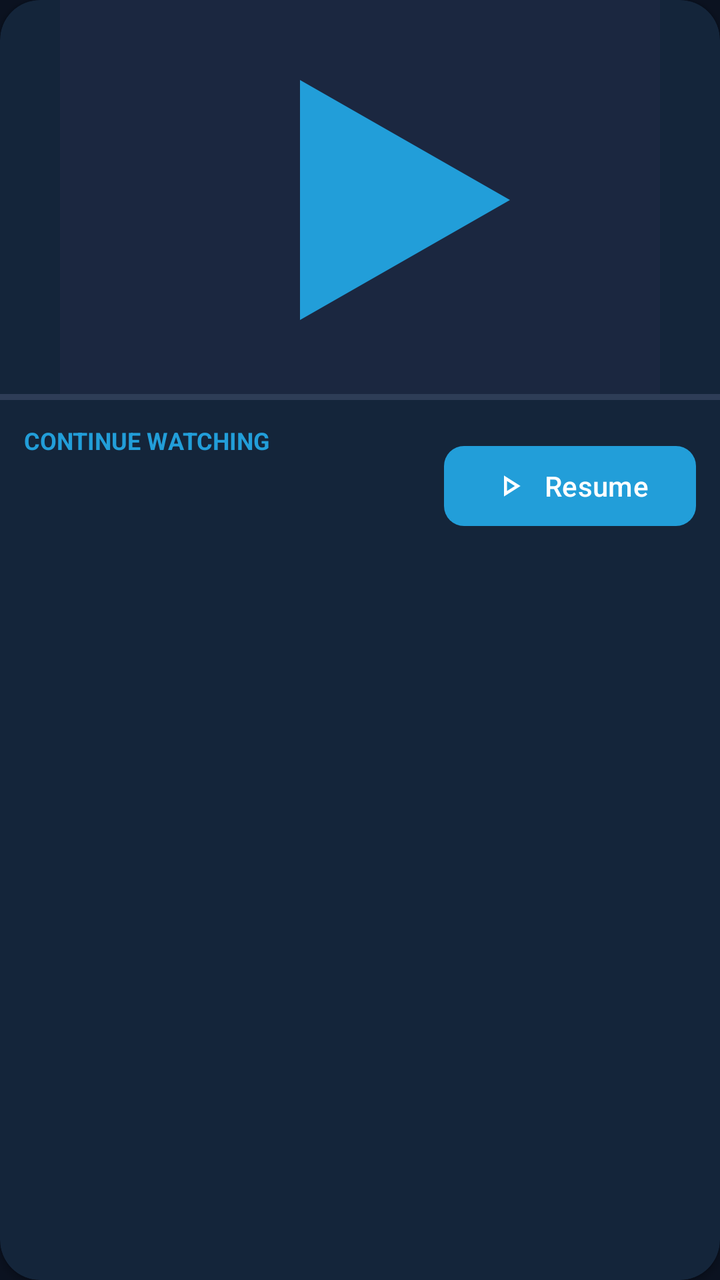
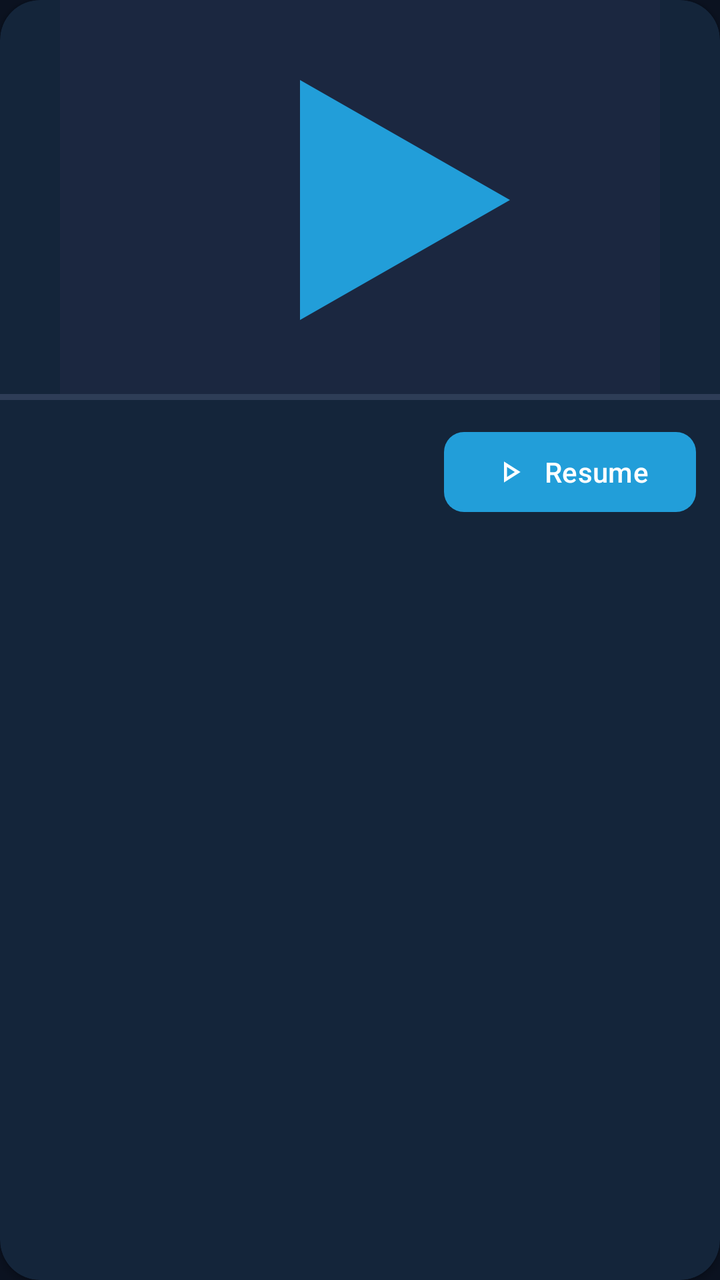

The first picture is an Android layout as it rendered before a commit; the second is the same layout after the commit. The layout source and the unified diff follow.
<!-- AndroidManifest.xml: application theme Theme.NobiStream -->
<!-- res/layout/item_featured_continue.xml -->
<?xml version="1.0" encoding="utf-8"?>
<com.google.android.material.card.MaterialCardView xmlns:android="http://schemas.android.com/apk/res/android"
    xmlns:app="http://schemas.android.com/apk/res-auto"
    style="@style/Widget.NobiStream.Card"
    android:layout_width="match_parent"
    android:layout_height="wrap_content"
    android:layout_marginStart="@dimen/spacing_16"
    android:layout_marginTop="@dimen/spacing_12"
    android:layout_marginEnd="@dimen/spacing_16"
    app:cardCornerRadius="@dimen/corner_featured">

    <LinearLayout
        android:layout_width="match_parent"
        android:layout_height="wrap_content"
        android:orientation="vertical">

        <FrameLayout
            android:layout_width="match_parent"
            android:layout_height="@dimen/featured_thumb_height">

            <ImageView
                android:id="@+id/featuredThumb"
                android:layout_width="match_parent"
                android:layout_height="match_parent"
                android:contentDescription="@string/home_continue_watching"
                android:scaleType="centerCrop"
                android:src="@drawable/ic_video_placeholder" />

            <ProgressBar
                android:id="@+id/featuredProgress"
                style="?android:attr/progressBarStyleHorizontal"
                android:layout_width="match_parent"
                android:layout_height="@dimen/progress_bar_height"
                android:layout_gravity="bottom"
                android:max="100"
                android:progress="0"
                android:progressDrawable="@drawable/progress_video" />
        </FrameLayout>

        <LinearLayout
            android:layout_width="match_parent"
            android:layout_height="wrap_content"
            android:gravity="center_vertical"
            android:orientation="horizontal"
            android:padding="@dimen/spacing_12">

            <LinearLayout
                android:layout_width="0dp"
                android:layout_height="wrap_content"
                android:layout_weight="1"
                android:orientation="vertical">

                <TextView
                    android:layout_width="wrap_content"
                    android:layout_height="wrap_content"
                    android:text="@string/home_continue_watching"
                    android:textAllCaps="true"
                    android:textColor="@color/primary"
                    android:textSize="@dimen/text_overline"
                    android:textStyle="bold" />

                <TextView
                    android:id="@+id/featuredTitle"
                    style="@style/Text.NobiStream.FeaturedTitle"
                    android:layout_width="match_parent"
                    android:layout_height="wrap_content"
                    android:layout_marginTop="@dimen/spacing_4"
                    android:maxLines="2" />

                <TextView
                    android:id="@+id/featuredMeta"
                    android:layout_width="match_parent"
                    android:layout_height="wrap_content"
                    android:layout_marginTop="@dimen/spacing_4"
                    android:textColor="@color/text_secondary"
                    android:textSize="@dimen/text_caption" />
            </LinearLayout>

            <com.google.android.material.button.MaterialButton
                android:id="@+id/featuredResumeButton"
                style="@style/Widget.NobiStream.Button.Primary.Small"
                android:layout_width="wrap_content"
                android:layout_height="wrap_content"
                android:layout_marginStart="@dimen/spacing_12"
                android:text="@string/home_resume"
                app:icon="@drawable/ic_play" />
        </LinearLayout>
    </LinearLayout>
</com.google.android.material.card.MaterialCardView>
<!-- resources referenced by this layout -->
<resources>
  <color name="primary">#229ED9</color>
  <color name="text_secondary">#9AA8BC</color>
  <dimen name="corner_featured">20dp</dimen>
  <dimen name="featured_thumb_height">200dp</dimen>
  <dimen name="progress_bar_height">3dp</dimen>
  <dimen name="spacing_12">12dp</dimen>
  <dimen name="spacing_16">16dp</dimen>
  <dimen name="spacing_4">4dp</dimen>
  <dimen name="text_caption">12sp</dimen>
  <dimen name="text_overline">12sp</dimen>
  <string name="home_continue_watching">Continue Watching</string>
  <string name="home_resume">Resume</string>
  <style name="Text.NobiStream.FeaturedTitle" parent="TextAppearance.Material3.TitleMedium">
          <item name="android:textSize">@dimen/text_featured_title</item>
          <item name="android:textColor">@color/text_primary</item>
          <item name="android:fontFamily">sans-serif-medium</item>
      </style>
  <style name="Widget.NobiStream.Button.Primary.Small" parent="Widget.NobiStream.Button.Primary">
          <item name="android:minHeight">@dimen/button_height_small</item>
          <item name="android:textSize">@dimen/text_body</item>
      </style>
  <style name="Widget.NobiStream.Card" parent="Widget.Material3.CardView.Elevated">
          <item name="cardCornerRadius">@dimen/corner_medium</item>
          <item name="cardBackgroundColor">@color/surface</item>
          <item name="cardElevation">@dimen/elevation_2</item>
      </style>
  <color name="progress_track">#2E3D57</color>
  <color name="progress_played">#229ED9</color>
  <dimen name="text_featured_title">16sp</dimen>
  <color name="text_primary">#FFFFFF</color>
  <style name="Widget.NobiStream.Button.Primary" parent="Widget.Material3.Button">
          <item name="android:minHeight">@dimen/button_height</item>
          <item name="cornerRadius">@dimen/corner_small</item>
      </style>
  <dimen name="button_height_small">48dp</dimen>
  <dimen name="text_body">14sp</dimen>
  <dimen name="corner_medium">16dp</dimen>
  <color name="surface">#131C2E</color>
  <dimen name="elevation_2">2dp</dimen>
  <color name="primary_dark">#1B7FB8</color>
  <color name="background">#0B1220</color>
  <color name="surface_variant">#1B2740</color>
  <color name="on_surface_variant">#C4D0E0</color>
  <color name="error">#E5484D</color>
  <color name="on_error">#FFFFFF</color>
  <style name="Theme.NobiStream.BottomSheetDialog" parent="ThemeOverlay.Material3.BottomSheetDialog">
          <item name="bottomSheetStyle">@style/Widget.NobiStream.BottomSheet</item>
      </style>
  <dimen name="button_height">52dp</dimen>
  <dimen name="corner_small">10dp</dimen>
  <style name="Shape.NobiStream.Dialog" parent="ShapeAppearance.Material3.MediumComponent">
          <item name="cornerFamily">rounded</item>
          <item name="cornerSize">@dimen/corner_dialog</item>
      </style>
  <style name="Widget.NobiStream.Button.Text" parent="Widget.Material3.Button.TextButton">
          <item name="android:minHeight">@dimen/button_height_small</item>
          <item name="android:textColor">@color/primary</item>
      </style>
  <style name="Widget.NobiStream.BottomSheet" parent="Widget.Material3.BottomSheet">
          <item name="backgroundTint">@color/surface</item>
          <item name="shapeAppearance">@style/Shape.NobiStream.BottomSheet</item>
      </style>
  <dimen name="corner_dialog">24dp</dimen>
  <style name="Shape.NobiStream.BottomSheet" parent="ShapeAppearance.Material3.LargeComponent">
          <item name="cornerFamily">rounded</item>
          <item name="cornerSizeTopLeft">@dimen/corner_sheet</item>
          <item name="cornerSizeTopRight">@dimen/corner_sheet</item>
          <item name="cornerSizeBottomLeft">0dp</item>
          <item name="cornerSizeBottomRight">0dp</item>
      </style>
  <dimen name="corner_sheet">24dp</dimen>
  <!-- unchanged entries left out for length: 6 -->
</resources>

<!-- the commit's change to res/layout/item_featured_continue.xml (unified diff, before → after) -->
@@ -51,20 +51,10 @@
                 android:orientation="vertical">
 
                 <TextView
-                    android:layout_width="wrap_content"
-                    android:layout_height="wrap_content"
-                    android:text="@string/home_continue_watching"
-                    android:textAllCaps="true"
-                    android:textColor="@color/primary"
-                    android:textSize="@dimen/text_overline"
-                    android:textStyle="bold" />
-
-                <TextView
                     android:id="@+id/featuredTitle"
                     style="@style/Text.NobiStream.FeaturedTitle"
                     android:layout_width="match_parent"
                     android:layout_height="wrap_content"
-                    android:layout_marginTop="@dimen/spacing_4"
                     android:maxLines="2" />
 
                 <TextView
<!-- resource entries referenced after the edit -->
@@ -9,7 +9,6 @@
   <dimen name="spacing_16">16dp</dimen>
   <dimen name="spacing_4">4dp</dimen>
   <dimen name="text_caption">12sp</dimen>
-  <dimen name="text_overline">12sp</dimen>
   <string name="home_continue_watching">Continue Watching</string>
   <string name="home_resume">Resume</string>
   <style name="Text.NobiStream.FeaturedTitle" parent="TextAppearance.Material3.TitleMedium">
